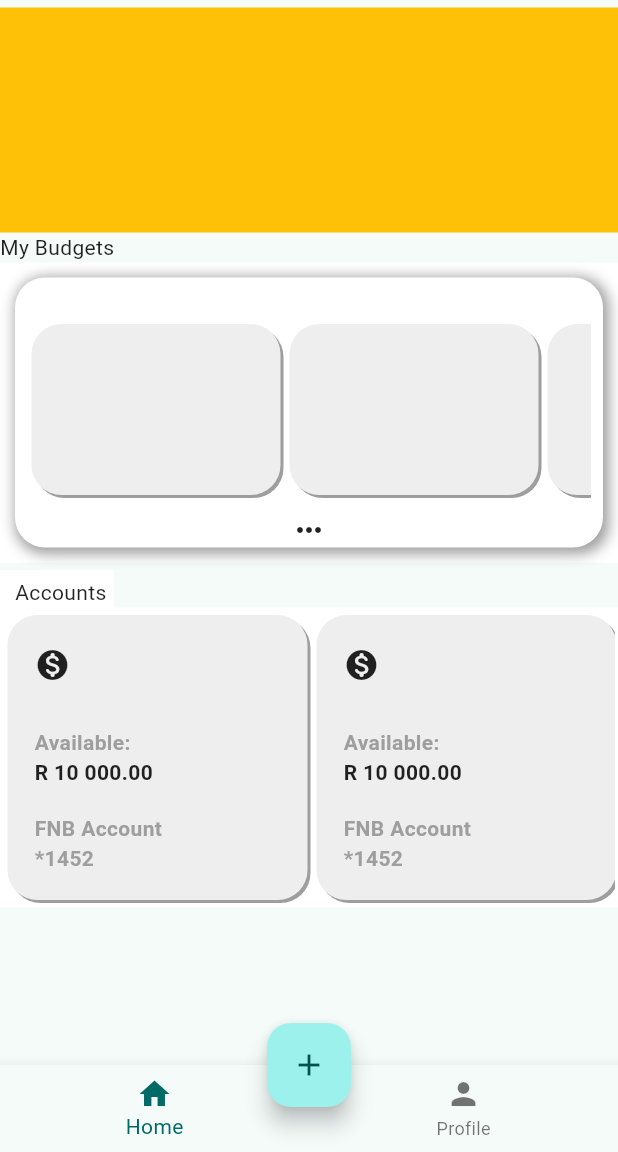
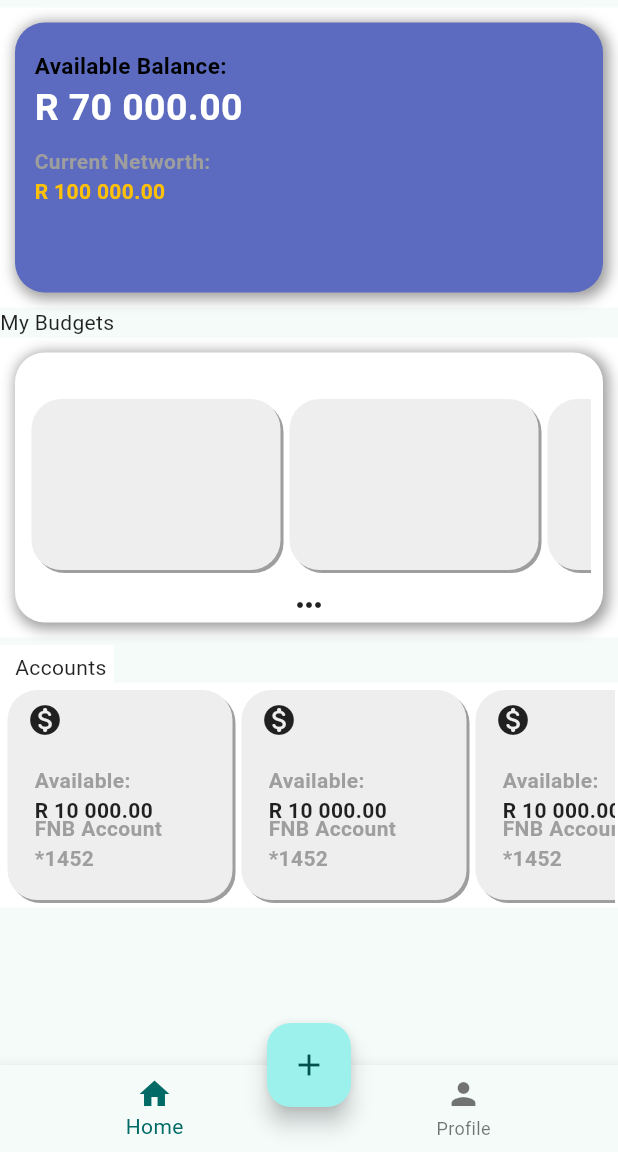
Before and after one commit to Garuda-sudo/Ubuntu-Narei, a Flutter app: the screen it shows after launch, on a phone screen of 412 x 824 dp, the part 84-1236 px from its top. Run offline on Flutter 3.47's test engine with Material 2 defaults, Android fonts, the phone set to English and light mode, and no system bars; Roboto replaces fonts that are missing (Raleway).

Commit message:
Modified dashboard widget

```diff
--- a/ubuntu-front-end/budget_buddy/lib/accounts/account_card.dart
+++ b/ubuntu-front-end/budget_buddy/lib/accounts/account_card.dart
@@ -19,14 +19,14 @@
               BoxShadow(color: Colors.grey, offset: Offset(2.0, 2.0))
             ],
             color: Colors.grey.shade200),
-        width: 200,
+        width: 150,
         child: Padding(
           padding: const EdgeInsets.all(8.0),
           child: Stack(
             children: [
               Container(
-                padding: const EdgeInsets.only(left: 10.0),
-                height: 50.0,
+                padding: const EdgeInsets.only(left: 5.0),
+                height: 10.0,
                 child: const Icon(Icons.monetization_on_rounded),
               ),
               const Padding(
--- a/ubuntu-front-end/budget_buddy/lib/accounts/accounts_carousal.dart
+++ b/ubuntu-front-end/budget_buddy/lib/accounts/accounts_carousal.dart
@@ -34,7 +34,7 @@
           child: const Text("Accounts"),
         ),
         Container(
-          height: 200.0,
+          height: 150.0,
           color: Colors.white,
           padding: const EdgeInsets.all(2.0),
           child: ListView.builder(
--- a/ubuntu-front-end/budget_buddy/lib/landing_page/widgets/landing_page_graph_component.dart
+++ b/ubuntu-front-end/budget_buddy/lib/landing_page/widgets/landing_page_graph_component.dart
@@ -11,10 +11,99 @@
 class _LandingPageGraphComponentState extends State<LandingPageGraphComponent> {
   @override
   Widget build(BuildContext context) {
-    return Container(
-      height: 150,
-      width: 70,
-      color: Colors.amber,
+    return Column(
+      crossAxisAlignment: CrossAxisAlignment.start,
+      children: [
+        Container(
+          padding: const EdgeInsets.all(2.0),
+          height: 200,
+          color: Colors.white,
+          child: Padding(
+            padding: const EdgeInsets.all(8.0),
+            child: Container(
+              decoration: BoxDecoration(
+                color: Colors.indigo.shade400,
+                borderRadius: const BorderRadius.all(Radius.circular(20)),
+                boxShadow: const [
+                  BoxShadow(
+                      color: Colors.grey,
+                      offset: Offset(2, 2),
+                      spreadRadius: 2,
+                      blurRadius: 7)
+                ],
+              ),
+              child: Row(
+                mainAxisAlignment: MainAxisAlignment.start,
+                crossAxisAlignment: CrossAxisAlignment.center,
+                children: [
+                  Expanded(
+                    child: Padding(
+                      padding: const EdgeInsets.all(8.0),
+                      child: Container(
+                        child: const Stack(
+                          children: [
+                            Padding(
+                              padding: EdgeInsets.only(left: 5.0, top: 10.0),
+                              child: Column(
+                                  crossAxisAlignment: CrossAxisAlignment.start,
+                                  mainAxisAlignment: MainAxisAlignment.start,
+                                  children: [
+                                    Text(
+                                      'Available Balance:',
+                                      style: TextStyle(
+                                          fontSize: 15,
+                                          color: Colors.black,
+                                          fontWeight: FontWeight.bold),
+                                    ),
+                                    Text(
+                                      'R 70 000.00',
+                                      style: TextStyle(
+                                        fontFamily: 'Raleway',
+                                        color: Colors.white,
+                                        fontSize: 25.0,
+                                        fontWeight: FontWeight.bold,
+                                      ),
+                                    ),
+                                  ]),
+                            ),
+                            Padding(
+                              padding: EdgeInsets.only(left: 5.0, top: 25.0),
+                              child: Column(
+                                mainAxisAlignment: MainAxisAlignment.center,
+                                crossAxisAlignment: CrossAxisAlignment.start,
+                                children: [
+                                  Text(
+                                    'Current Networth:',
+                                    style: TextStyle(
+                                        color: Colors.grey,
+                                        fontWeight: FontWeight.bold),
+                                  ),
+                                  Text(
+                                    'R 100 000.00',
+                                    style: TextStyle(
+                                        color: Colors.amber,
+                                        fontWeight: FontWeight.bold),
+                                  )
+                                ],
+                              ),
+                            )
+                          ],
+                        ),
+                      ),
+                    ),
+                  ),
+                  Expanded(
+                    child: Padding(
+                      padding: const EdgeInsets.all(8.0),
+                      child: Container(),
+                    ),
+                  )
+                ],
+              ),
+            ),
+          ),
+        )
+      ],
     );
   }
 }
```
